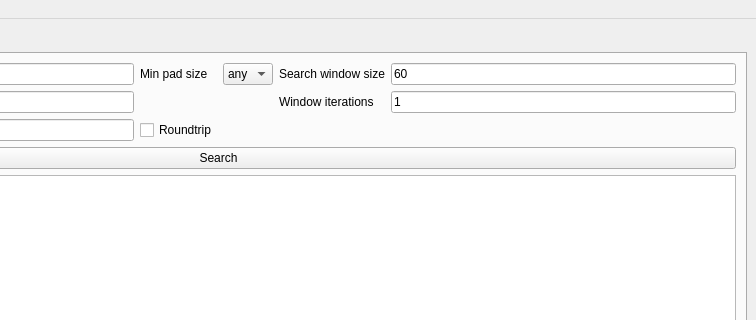
First picture: the form in src/ui/MainWindow.ui, repository BeTeK/EliteMerchant, before the edit; both pictures show x 319 to 1075 and y 0 to 320 of the 1075 by 776 pixel window.
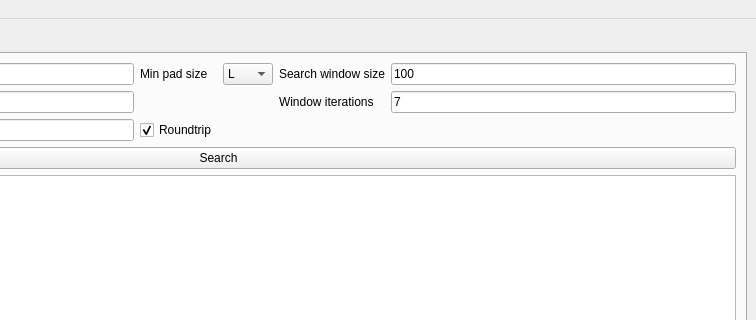
Second picture: the form after the edit.

Commit message: added getGalaxyExtents added query windows (can query entire galaxy now) finetuned traderoute hierarchy

Patch:
```diff
--- a/src/ui/MainWindow.ui
+++ b/src/ui/MainWindow.ui
@@ -77,7 +77,7 @@
             <item row="1" column="5">
              <widget class="QLineEdit" name="windowSizeTxt">
               <property name="text">
-               <string>60</string>
+               <string>100</string>
               </property>
              </widget>
             </item>
@@ -103,6 +103,9 @@
                 <verstretch>0</verstretch>
                </sizepolicy>
               </property>
+              <property name="currentIndex">
+               <number>2</number>
+              </property>
               <item>
                <property name="text">
                 <string>any</string>
@@ -123,7 +126,7 @@
             <item row="3" column="5">
              <widget class="QLineEdit" name="windowCountTxt">
               <property name="text">
-               <string>1</string>
+               <string>7</string>
               </property>
              </widget>
             </item>
@@ -142,6 +145,9 @@
               <property name="text">
                <string>Roundtrip</string>
               </property>
+              <property name="checked">
+               <bool>true</bool>
+              </property>
              </widget>
             </item>
            </layout>
```
The commit also changes 2 other files.
